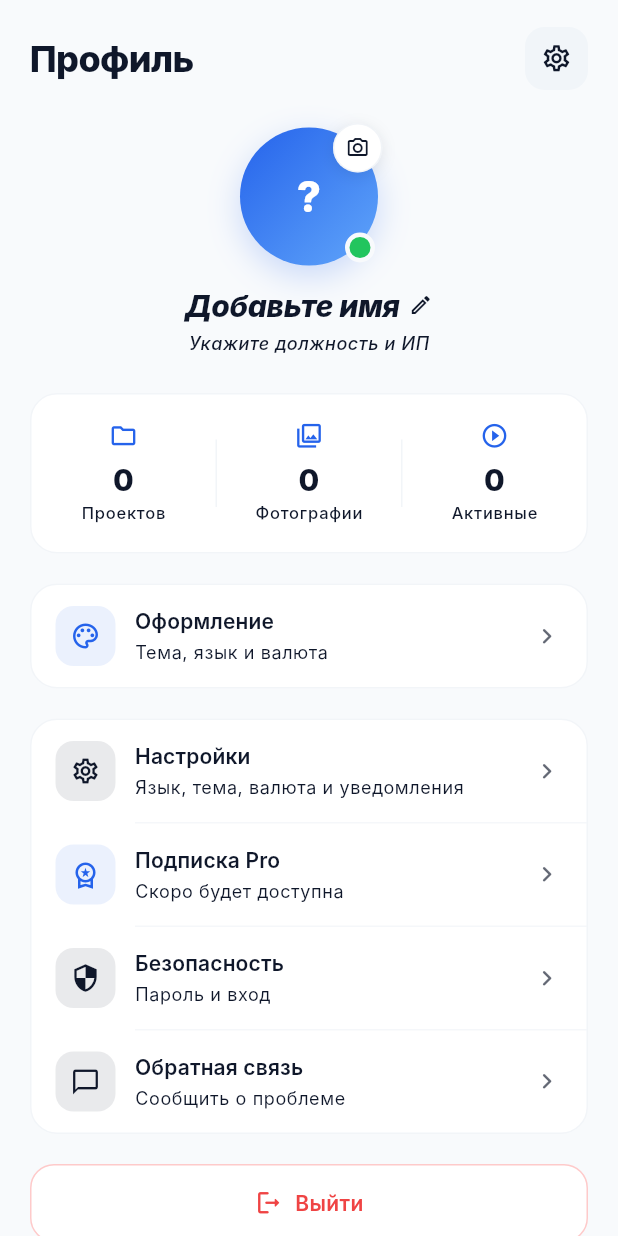
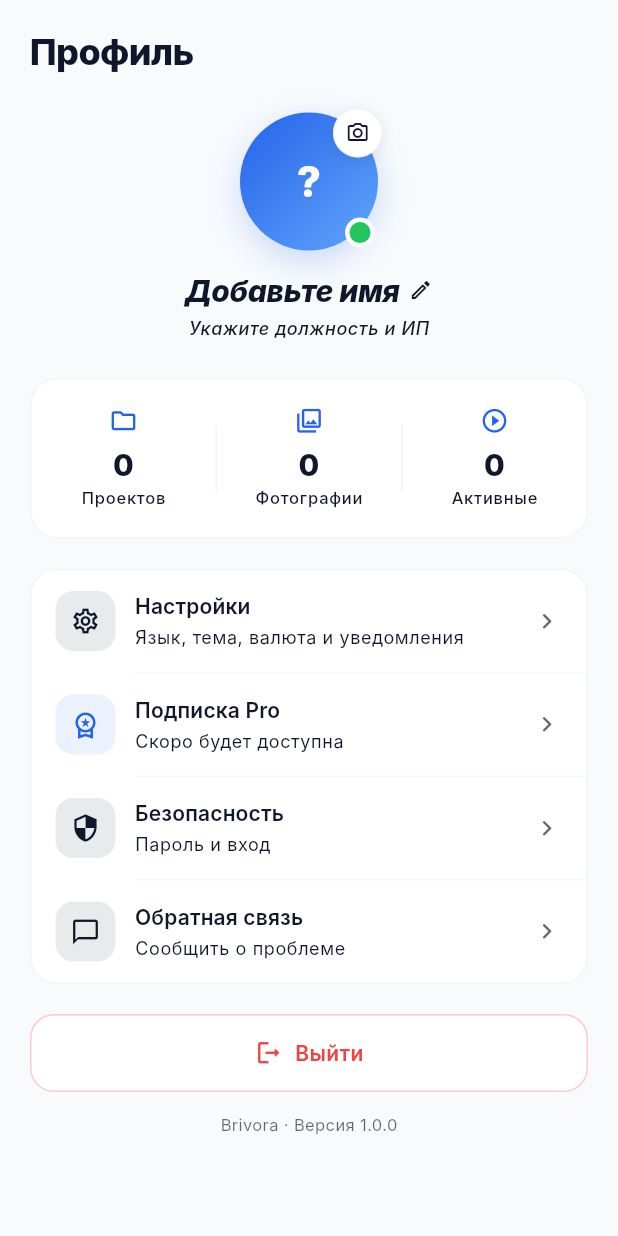
Before and after one commit to vertexdigitalweb100-commits/brivora, a Flutter app: the ProfileTabScreen screen opened directly, on a phone screen of 412 x 824 dp. Run offline on Flutter 3.47's test engine with Material 3 defaults, Android fonts, the phone set to English and light mode, and no system bars; our stand-ins replace cached_network_image, cloud_firestore, firebase_auth, firebase_core, firebase_storage, image_picker and 4 more; accounts and stored records are empty; Roboto replaces fonts that are missing (Inter).

```diff
--- a/lib/features/profile/presentation/screens/profile_tab_screen.dart
+++ b/lib/features/profile/presentation/screens/profile_tab_screen.dart
@@ -101,10 +101,6 @@ class _ProfileTabScreenState extends State<ProfileTabScreen> {
 
                   const SizedBox(height: 20),
 
-                  _buildAppearanceCard(),
-
-                  const SizedBox(height: 20),
-
                   _buildSettingsCard(),
 
                   const SizedBox(height: 20),
@@ -148,13 +144,6 @@ class _ProfileTabScreenState extends State<ProfileTabScreen> {
               ),
 
               const Spacer(),
-
-              _buildHeaderButton(
-                icon: Icons.settings_outlined,
-                onTap: () {
-                  Navigator.of(context).pushNamed('/settings');
-                },
-              ),
             ],
           ),
 
@@ -694,23 +683,6 @@ class _ProfileTabScreenState extends State<ProfileTabScreen> {
     );
   }
 
-  Widget _buildAppearanceCard() {
-    final theme = Theme.of(context);
-    final colors = theme.colorScheme;
-
-    return _buildCard(
-      child: _buildMenuItem(
-        icon: Icons.palette_outlined,
-        title: 'Оформление',
-        subtitle: 'Тема, язык и валюта',
-        iconColor: primary,
-        onTap: () {
-          Navigator.of(context).pushNamed('/settings');
-        },
-      ),
-    );
-  }
-
   Widget _buildSettingsCard() {
     return _buildCard(
       child: Column(
```
